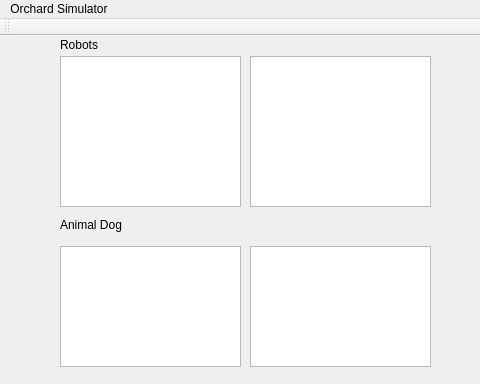
Old version of the form gui/mainwindow.ui in the repository gdsl/SOFTENG-306-PROJECT-1; both pictures show x 0 to 480 and y 0 to 384 of the 861 by 574 pixel window.
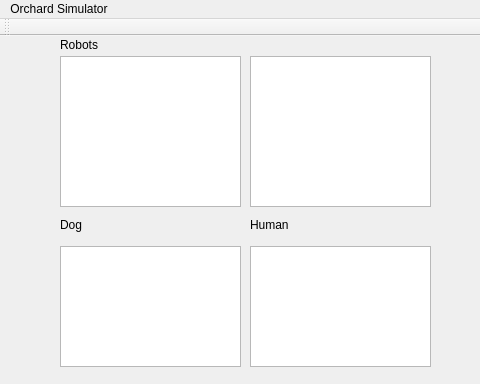
New version of the form.

Commit message: person status now visible on GUI

The edit to the form file:
```diff
--- a/gui/mainwindow.ui
+++ b/gui/mainwindow.ui
@@ -295,7 +295,20 @@
      </rect>
     </property>
     <property name="text">
-     <string>Animal Dog</string>
+     <string>Dog</string>
+    </property>
+   </widget>
+   <widget class="QLabel" name="animalLabel_2">
+    <property name="geometry">
+     <rect>
+      <x>250</x>
+      <y>180</y>
+      <width>91</width>
+      <height>17</height>
+     </rect>
+    </property>
+    <property name="text">
+     <string>Human</string>
     </property>
    </widget>
   </widget>
```
Left out of the diff: 2 changed lines with no effect on the pictures. The commit also changes 5 other files.
